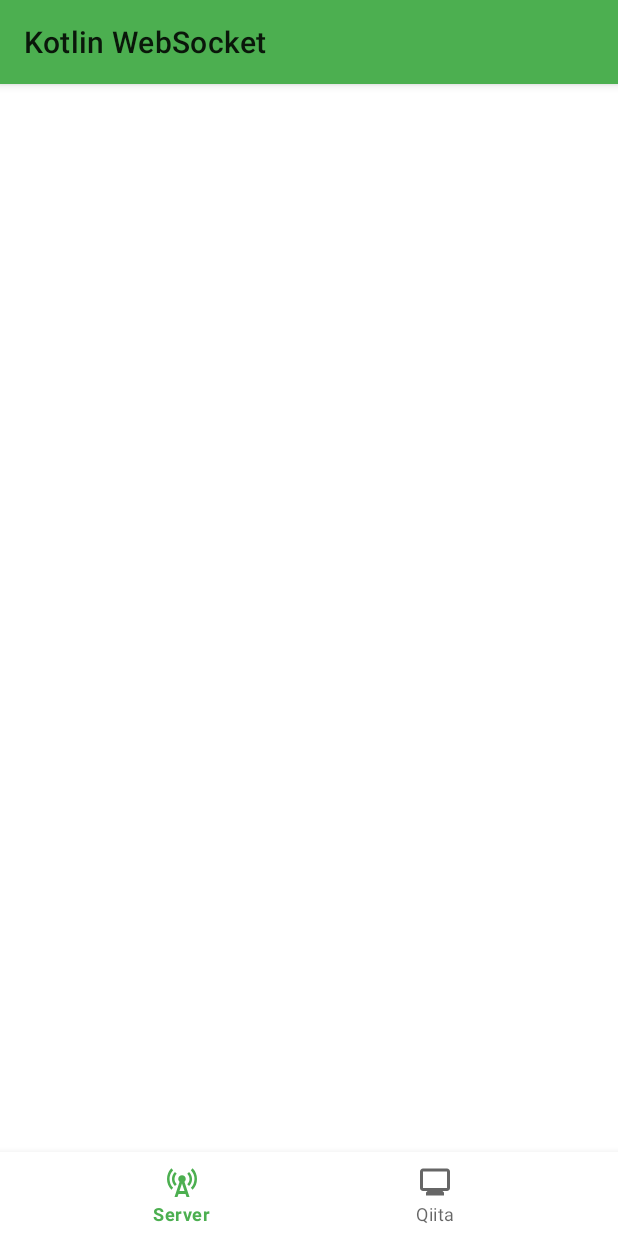
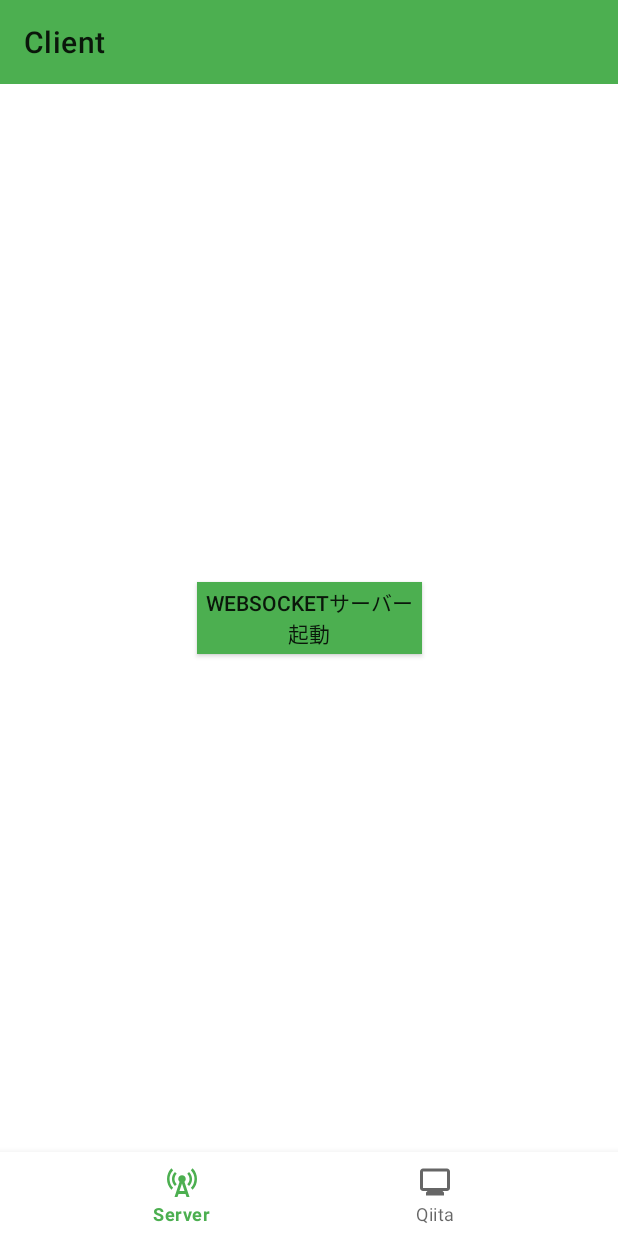
Before and after one commit to seabat/android-network-samples, an Android app: the screen it shows after launch (MainActivity), on a phone screen of 412 x 824 dp. Run offline under Robolectric (Android 15) with nearby library versions, the phone set to English and light mode, and no system bars; our stand-ins replace Dagger/Hilt's generated code, navigation-ui.

Commit message:
レイアウトを初期化

```diff
--- a/kotlin-websocket/app/src/main/java/dev/seabat/android/kotlinwebsocket/ui/pages/server/RepositoryListAdapter.kt
+++ /dev/null
@@ -1,62 +0,0 @@
-package dev.seabat.android.kotlinwebsocket.ui.pages.server
-
-import android.view.LayoutInflater
-import android.view.ViewGroup
-import androidx.recyclerview.widget.RecyclerView
-import com.bumptech.glide.Glide
-import dev.seabat.android.kotlinwebsocket.R
-import dev.seabat.android.kotlinwebsocket.databinding.ListitemGithubRepoBinding
-import dev.seabat.android.kotlinwebsocket.domain.entity.RepositoryEntity
-import dev.seabat.android.kotlinwebsocket.domain.entity.RepositoryListEntity
-
-class RepositoryListAdapter(
-    private val onListItemClick: (fullName: String, htmlUrl: String) -> Unit
-) : RecyclerView.Adapter<RepositoryListAdapter.RepositoryHolder>() {
-    var items = RepositoryListEntity(arrayListOf())
-
-    fun updateRepositoryList(repositoryList: RepositoryListEntity) {
-        this.items = repositoryList
-        this.notifyDataSetChanged()
-    }
-
-    override fun onCreateViewHolder(parent: ViewGroup, viewType: Int): RepositoryHolder {
-        val layoutInflater = LayoutInflater.from(parent.context)
-        val binding = ListitemGithubRepoBinding.inflate(layoutInflater)
-        return RepositoryHolder(binding)
-    }
-
-    override fun getItemCount(): Int {
-        return items.size
-    }
-
-    override fun onBindViewHolder(holder: RepositoryHolder, position: Int) {
-        holder.bind(items[position])
-        holder.setClickListener(items[position], onListItemClick)
-    }
-
-    class RepositoryHolder(val binding: ListitemGithubRepoBinding) :
-        RecyclerView.ViewHolder(binding.root) {
-        fun bind(data: RepositoryEntity) {
-            binding.textName.text = data.name
-            binding.textDesc.text = data.description ?: ""
-            binding.textCreatedDate.text = data.createdAt
-
-            Glide.with(binding.imageThubm)
-                .load(data.owner.avatarUrl)
-                .circleCrop()
-                .placeholder(R.mipmap.ic_launcher_foreground)
-                .error(R.mipmap.ic_launcher_foreground)
-                .fallback(R.mipmap.ic_launcher_foreground)
-                .into(binding.imageThubm)
-        }
-
-        fun setClickListener(
-            data: RepositoryEntity,
-            onListItemClick: (fullName: String, htmlUrl: String) -> Unit
-        ) {
-            binding.layoutRoot.setOnClickListener {
-                onListItemClick(data.fullName, data.htmlUrl)
-            }
-        }
-    }
-}
--- a/kotlin-websocket/app/src/main/java/dev/seabat/android/kotlinwebsocket/ui/pages/server/ServerFragment.kt
+++ b/kotlin-websocket/app/src/main/java/dev/seabat/android/kotlinwebsocket/ui/pages/server/ServerFragment.kt
@@ -10,21 +10,21 @@ import androidx.recyclerview.widget.DividerItemDecoration
 import androidx.recyclerview.widget.LinearLayoutManager
 import dagger.hilt.android.AndroidEntryPoint
 import dev.seabat.android.kotlinwebsocket.R
-import dev.seabat.android.kotlinwebsocket.databinding.PageTopBinding
+import dev.seabat.android.kotlinwebsocket.databinding.PageServerBinding
 import dev.seabat.android.kotlinwebsocket.ui.dialog.showSimpleErrorDialog
 
 @AndroidEntryPoint
-class ServerFragment : Fragment(R.layout.page_top) {
+class ServerFragment : Fragment(R.layout.page_server) {
     companion object {
         val TAG: String = ServerFragment::class.java.simpleName
     }
 
-    private var binding: PageTopBinding? = null
+    private var binding: PageServerBinding? = null
     private val viewModel: ServerViewModel by viewModels()
 
     override fun onViewCreated(view: View, savedInstanceState: Bundle?) {
         super.onViewCreated(view, savedInstanceState)
-        binding = PageTopBinding.bind(view)
+        binding = PageServerBinding.bind(view)
         initView()
         initObserver()
         viewModel.loadRepositories()
@@ -32,64 +32,9 @@ class ServerFragment : Fragment(R.layout.page_top) {
     }
 
     private fun initView() {
-        binding?.recyclerview?.apply {
-            layoutManager = LinearLayoutManager(requireContext())
-            val decoration = DividerItemDecoration(requireContext(), LinearLayoutManager.VERTICAL)
-            addItemDecoration(decoration)
-            adapter = RepositoryListAdapter(onListItemClick = {_, _ -> })
-        }
-
-        binding?.search?.setOnCloseListener {
-            binding?.search?.visibility = View.GONE
-            binding?.toolbar?.visibility = View.VISIBLE
-            true
-        }
-
-        binding?.search?.setOnQueryTextListener(object : SearchView.OnQueryTextListener {
-            override fun onQueryTextChange(newText: String?): Boolean {
-                return false
-            }
-
-            override fun onQueryTextSubmit(query: String?): Boolean {
-                viewModel.loadRepositories(query)
-                binding?.search?.visibility = View.GONE
-                binding?.toolbar?.visibility = View.VISIBLE
-                return false
-            }
-        })
     }
 
     private fun initObserver() {
-        viewModel.repositories.observe(viewLifecycleOwner) {
-            (binding?.recyclerview?.adapter as RepositoryListAdapter)?.updateRepositoryList(it)
-        }
-
-        viewModel.progressVisible.observe(viewLifecycleOwner) {
-            if (it) {
-                binding?.progressbar?.visibility = View.VISIBLE
-            } else {
-                binding?.progressbar?.visibility = View.GONE
-            }
-        }
-
-        viewModel.errorMessage.observe(viewLifecycleOwner) {
-            if (it != null) {
-                showSimpleErrorDialog(
-                    message = it,
-                    requestKey = TAG,
-                    requestBundle = bundleOf("errorMessage" to it),
-                    onClickCallback = { key, bundle ->
-                        if (key == TAG) {
-                            android.util.Log.d(
-                                "Hello",
-                                "Error dialog closed(${bundle.getString("errorMessage")})"
-                            )
-                            viewModel.clearError()
-                        }
-                    }
-                )
-            }
-        }
     }
 
     override fun onDestroyView() {
--- a/kotlin-websocket/app/src/main/res/layout/page_qiita_detail.xml
+++ b/kotlin-websocket/app/src/main/res/layout/page_client.xml
@@ -4,13 +4,13 @@
     xmlns:tools="http://schemas.android.com/tools"
     android:layout_width="match_parent"
     android:layout_height="match_parent"
-    tools:context=".ui.pages.qiitadetail.QiitaDetailFragment">
+    tools:context=".ui.pages.client.ClientFragment">
 
     <androidx.appcompat.widget.Toolbar
         android:id="@+id/toolbar"
         android:layout_width="match_parent"
         android:layout_height="?attr/actionBarSize"
-        app:title="@string/qiita_detail_title"
+        app:title="@string/client_title"
         android:background="@color/green_500"
         app:layout_constraintTop_toTopOf="parent"
         app:layout_constraintStart_toStartOf="parent"
@@ -25,4 +25,5 @@
         app:layout_constraintStart_toStartOf="parent"
         app:layout_constraintEnd_toEndOf="parent" />
 
+
 </androidx.constraintlayout.widget.ConstraintLayout>
--- a/kotlin-websocket/app/src/main/res/layout/page_repo_detail.xml
+++ b/kotlin-websocket/app/src/main/res/layout/page_server.xml
@@ -4,25 +4,28 @@
     xmlns:tools="http://schemas.android.com/tools"
     android:layout_width="match_parent"
     android:layout_height="match_parent"
-    tools:context=".ui.pages.repodetail.RepoDetailFragment">
+    tools:context=".ui.pages.server.ServerFragment">
 
     <androidx.appcompat.widget.Toolbar
         android:id="@+id/toolbar"
         android:layout_width="match_parent"
         android:layout_height="?attr/actionBarSize"
-        app:title="@string/repo_detail_title"
+        app:title="@string/server_title"
         android:background="@color/green_500"
         app:layout_constraintTop_toTopOf="parent"
         app:layout_constraintStart_toStartOf="parent"
         app:layout_constraintEnd_toEndOf="parent" />
 
-    <WebView
-        android:id="@+id/webview"
-        android:layout_width="match_parent"
-        android:layout_height="0dp"
+    <android.widget.Button
+        android:id="@+id/button_launch_server"
+        android:layout_width="150dp"
+        android:layout_height="wrap_content"
+        android:text="@string/server_launch_websocket_server"
+        android:background="@color/green_500"
         app:layout_constraintTop_toBottomOf="@id/toolbar"
         app:layout_constraintBottom_toBottomOf="parent"
         app:layout_constraintStart_toStartOf="parent"
-        app:layout_constraintEnd_toEndOf="parent" />
+        app:layout_constraintEnd_toEndOf="parent"/>
+
 
 </androidx.constraintlayout.widget.ConstraintLayout>
--- a/kotlin-websocket/app/src/main/res/layout/page_top.xml
+++ /dev/null
@@ -1,49 +0,0 @@
-<?xml version="1.0" encoding="utf-8"?>
-<androidx.constraintlayout.widget.ConstraintLayout xmlns:android="http://schemas.android.com/apk/res/android"
-    xmlns:app="http://schemas.android.com/apk/res-auto"
-    xmlns:tools="http://schemas.android.com/tools"
-    android:layout_width="match_parent"
-    android:layout_height="match_parent"
-    tools:context=".ui.pages.server.ServerFragment">
-
-    <com.google.android.material.appbar.AppBarLayout
-        android:id="@+id/appbar"
-        android:layout_width="match_parent"
-        android:layout_height="wrap_content"
-        app:layout_constraintTop_toTopOf="parent"
-        app:layout_constraintStart_toStartOf="parent"
-        app:layout_constraintEnd_toEndOf="parent">
-
-        <androidx.appcompat.widget.Toolbar
-            android:id="@+id/toolbar"
-            android:layout_width="match_parent"
-            android:layout_height="?attr/actionBarSize"
-            app:title="@string/app_name"
-            android:background="@color/green_500" />
-
-        <androidx.appcompat.widget.SearchView
-            android:id="@+id/search"
-            android:layout_width="match_parent"
-            android:layout_height="wrap_content"
-            app:queryHint="リポジトリ名"
-            android:iconifiedByDefault="true"
-            android:visibility="gone" />
-    </com.google.android.material.appbar.AppBarLayout>
-
-    <androidx.recyclerview.widget.RecyclerView
-        android:id="@+id/recyclerview"
-        android:layout_width="match_parent"
-        android:layout_height="wrap_content"
-        app:layout_constraintTop_toBottomOf="@id/appbar"
-        app:layout_constraintStart_toStartOf="parent" />
-
-    <ProgressBar
-        android:id="@+id/progressbar"
-        android:layout_width="wrap_content"
-        android:layout_height="wrap_content"
-        app:layout_constraintStart_toStartOf="parent"
-        app:layout_constraintEnd_toEndOf="parent"
-        app:layout_constraintTop_toTopOf="parent"
-        app:layout_constraintBottom_toBottomOf="parent" />
-
-</androidx.constraintlayout.widget.ConstraintLayout>
--- a/kotlin-websocket/app/src/main/res/navigation/root.xml
+++ b/kotlin-websocket/app/src/main/res/navigation/root.xml
@@ -9,16 +9,16 @@
     <fragment
         android:id="@+id/nav_server"
         android:name="dev.seabat.android.kotlinwebsocket.ui.pages.server.ServerFragment"
-        android:label="@string/top_title"
-        tools:layout="@layout/page_top">
+        android:label="@string/server_title"
+        tools:layout="@layout/page_server">
     </fragment>
 
     <!-- クライアント 画面 -->
     <fragment
         android:id="@+id/nav_client"
         android:name="dev.seabat.android.kotlinwebsocket.ui.pages.client.ClientFragment"
-        android:label="@string/qiita_title"
-        tools:layout="@layout/page_qiita">
+        android:label="@string/client_title"
+        tools:layout="@layout/page_client">
     </fragment>
 
 </navigation>
--- a/kotlin-websocket/app/src/main/res/values/strings.xml
+++ b/kotlin-websocket/app/src/main/res/values/strings.xml
@@ -1,34 +1,14 @@
 <resources>
     <string name="app_name">Kotlin WebSocket</string>
 
-    <!-- トップページ -->
+    <!-- サーバーページ -->
     <string name="server_tab">Server</string>
-    <string name="top_title">Client</string>
+    <string name="server_title">Client</string>
+    <string name="server_launch_websocket_server">WebSocketサーバー起動</string>
 
-    <!-- リポジトリ詳細ページ -->
-    <string name="repo_detail_title">Repository Detail Page</string>
-
-    <!-- 設定 -->
-    <string name="setting_title">設定</string>
-    <string name="setting_version_key">バージョン: </string>
-
-    <!-- Qiita ページ -->
+    <!-- クライアントページ -->
     <string name="client_tab">Qiita</string>
-    <string name="qiita_title">Qiita Page</string>
-    <string name="qiita_title_recently">最近の記事</string>
-    <string name="qiita_title_posted_date">投稿日: </string>
-
-    <!-- Qiita 検索ページ -->
-    <string name="qiita_search_title">Qiita Search Page</string>
-    <string name="qiita_search_description">記事を検索する期間を指定してください。</string>
-    <string name="qiita_search_start_date">開始日</string>
-    <string name="qiita_search_end_date">終了日</string>
-    <string name="qiita_search_search">検索</string>
-
-
-    <!-- Qiita 詳細ページ -->
-    <string name="qiita_detail_title">Qiita Detail Page</string>
-    <string name="qiita_search_close">CLOSE</string>
+    <string name="client_title">Qiita Page</string>
 
     <!-- 共通 -->
     <string name="error_network_connection">インターネット接続に失敗しました。インターネット接続状態を確認してください。</string>
```
Also changed, not shown: kotlin-websocket/app/src/main/java/dev/seabat/android/kotlinwebsocket/ui/pages/client/ClientFragment.kt (+5 -69 lines), kotlin-websocket/app/src/main/java/dev/seabat/android/kotlinwebsocket/ui/pages/client/QiitaArticleListAdapter.kt (deleted, +0 -53 lines), kotlin-websocket/app/src/main/res/layout/listitem_github_repo.xml (deleted, +0 -45 lines), kotlin-websocket/app/src/main/res/layout/listitem_qiita_article.xml (deleted, +0 -31 lines), kotlin-websocket/app/src/main/res/layout/page_qiita.xml (deleted, +0 -35 lines), kotlin-websocket/app/src/main/res/layout/page_qiita_search.xml (deleted, +0 -72 lines), kotlin-websocket/app/src/main/res/layout/page_setting.xml (deleted, +0 -50 lines).
